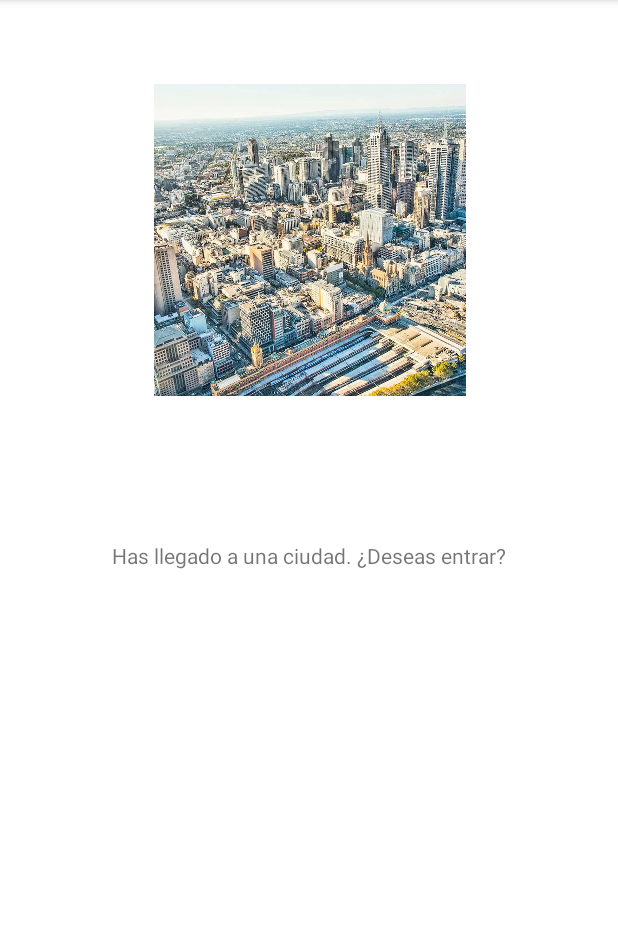
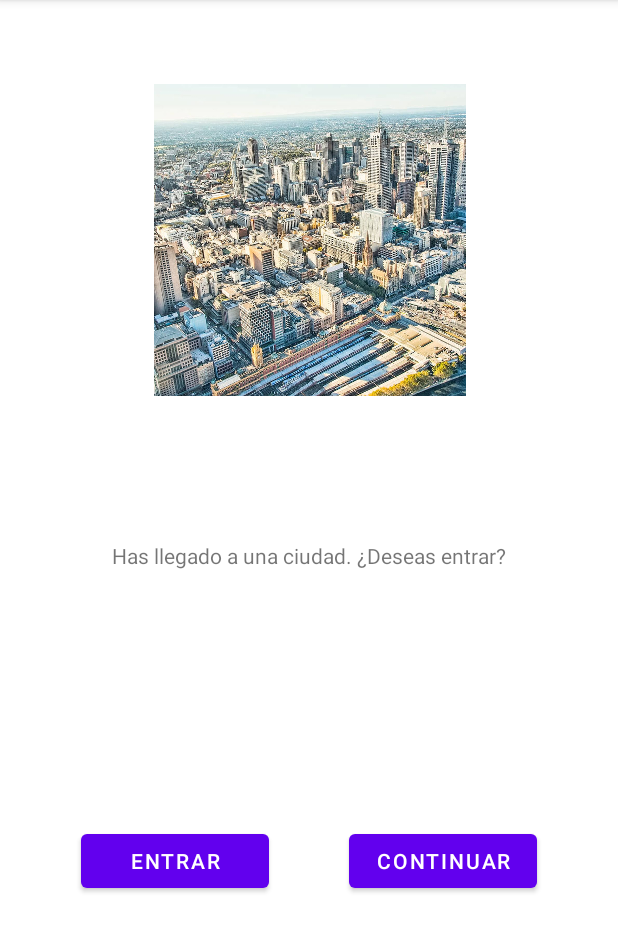
Before and after one commit to javialc310/Ejercicio10-aleatorizador, an Android app: the Ciudad screen opened directly, with no data from a screen before it, on a phone screen of 412 x 824 dp, the part 84-1036 px from its top. Run offline under Robolectric (Android 15) with nearby library versions, the phone set to English and light mode, and no system bars.

```diff
--- a/app/src/main/java/com/example/ejercicio10_aleatorizador/ejercicio10/Ciudad.kt
+++ b/app/src/main/java/com/example/ejercicio10_aleatorizador/ejercicio10/Ciudad.kt
@@ -1,5 +1,6 @@
 package com.example.ejercicio10_aleatorizador.ejercicio10
 
+import android.content.Intent
 import androidx.appcompat.app.AppCompatActivity
 import android.os.Bundle
 import com.example.ejercicio10_aleatorizador.R
@@ -16,6 +17,14 @@ class Ciudad : AppCompatActivity() {
     }
 
     private fun botones(){
+        binding.entrar.setOnClickListener {
+            val intent = Intent(this, SiguienteEj::class.java)
+            startActivity(intent)
+        }
 
+        binding.continuar4.setOnClickListener {
+            val intent = Intent(this, Dado::class.java)
+            startActivity(intent)
+        }
     }
 }
--- a/app/src/main/res/layout/activity_ciudad.xml
+++ b/app/src/main/res/layout/activity_ciudad.xml
@@ -27,4 +27,24 @@
         app:layout_constraintStart_toStartOf="parent"
         app:layout_constraintTop_toBottomOf="@+id/imagenCiudad"
         app:layout_constraintVertical_bias="0.2" />
+
+    <Button
+        android:id="@+id/entrar"
+        android:layout_width="125dp"
+        android:layout_height="wrap_content"
+        android:text="entrar"
+        app:layout_constraintBottom_toBottomOf="parent"
+        app:layout_constraintEnd_toStartOf="@+id/continuar4"
+        app:layout_constraintStart_toStartOf="parent"
+        app:layout_constraintTop_toBottomOf="@+id/textoCiudad" />
+
+    <Button
+        android:id="@+id/continuar4"
+        android:layout_width="125dp"
+        android:layout_height="wrap_content"
+        android:text="continuar"
+        app:layout_constraintBottom_toBottomOf="parent"
+        app:layout_constraintStart_toEndOf="@+id/entrar"
+        app:layout_constraintEnd_toEndOf="parent"
+        app:layout_constraintTop_toBottomOf="@+id/textoCiudad" />
 </androidx.constraintlayout.widget.ConstraintLayout>
```
Also changed, not shown: app/src/main/java/com/example/ejercicio10_aleatorizador/ejercicio10/Dado.kt (+6 -7 lines), app/src/main/res/drawable-nodpi/espada.webp (added), 1 other file.
